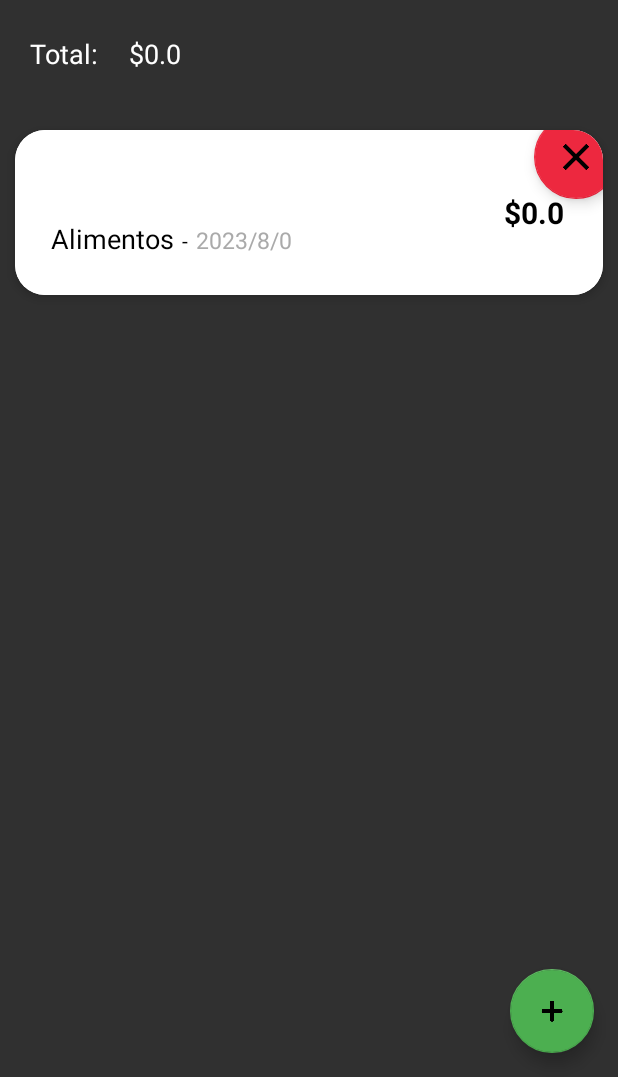
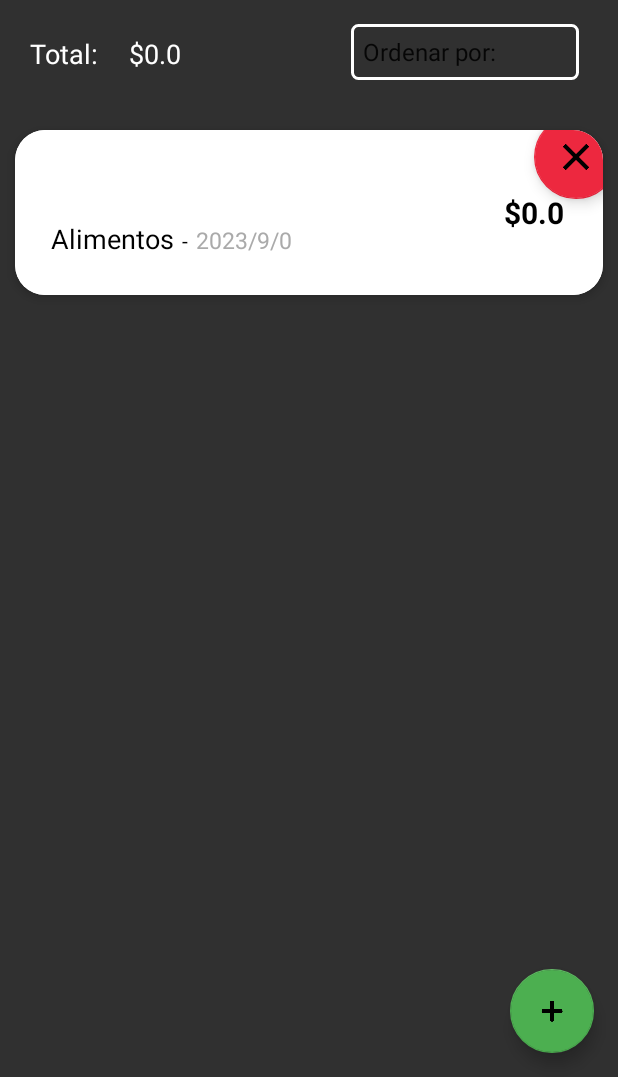
Before and after one commit to adrian411997/mygastos_app, an Android app: the MainActivity2 screen opened directly, with no data from a screen before it, after a tap on "AGREGAR", on a phone screen of 412 x 824 dp, the part 159-1236 px from its top. Run offline under Robolectric (Android 15) with nearby library versions, the phone set to English and light mode, and no system bars; our stand-ins replace navigation-ui; 2 statements that could not run were skipped.

```diff
--- a/app/src/main/java/com/projects/personals/mygastos/gastosList.java
+++ b/app/src/main/java/com/projects/personals/mygastos/gastosList.java
@@ -76,4 +76,17 @@ public class gastosList {
     public void setType(String type) {
         this.type = type;
     }
+    public int getMesInt() {
+        String[] meses = {"Enero", "Febrero", "Marzo", "Abril", "Mayo", "Junio", "Julio", "Agosto", "Septiembre", "Octubre", "Noviembre", "Diciembre"};
+        int mesInt = -1; // Valor predeterminado en caso de que no se encuentre el mes
+
+        for (int i = 0; i < meses.length; i++) {
+            if (meses[i].equalsIgnoreCase(mes)) {
+                mesInt = i + 1; // Sumar 1 porque los meses se cuentan desde 1 (enero) hasta 12 (diciembre)
+                break;
+            }
+        }
+
+        return mesInt;
+    }
 }
--- a/app/src/main/java/com/projects/personals/mygastos/ui/home/HomeFragment.java
+++ b/app/src/main/java/com/projects/personals/mygastos/ui/home/HomeFragment.java
@@ -42,6 +42,7 @@ public class HomeFragment extends Fragment {
         Context context = requireContext();
         databaseHelper = new DatabaseHelper(context);
         Spinner monthSpinner = root.findViewById(R.id.selectMonthsPanel);
+        Spinner orderSpinner = root.findViewById(R.id.orderSpinner);
         ArrayAdapter<CharSequence> adapter = ArrayAdapter.createFromResource(
                 context, R.array.months_array, android.R.layout.simple_spinner_item);
 
@@ -51,6 +52,14 @@ public class HomeFragment extends Fragment {
         // Aplicar el ArrayAdapter al Spinner
         monthSpinner.setAdapter(adapter);
 
+        ArrayAdapter<CharSequence> adapter2 = ArrayAdapter.createFromResource(
+                context, R.array.orders_array, android.R.layout.simple_spinner_item);
+
+        // Especificar el diseño para los elementos desplegables
+        adapter2.setDropDownViewResource(android.R.layout.simple_spinner_dropdown_item);
+
+        // Aplicar el ArrayAdapter al Spinner
+        orderSpinner.setAdapter(adapter2);
         // Obtener el mes actual
         Calendar calendar = Calendar.getInstance();
         int currentMonth = calendar.get(Calendar.MONTH);
@@ -59,7 +68,7 @@ public class HomeFragment extends Fragment {
         monthSpinner.setSelection(currentMonth);
 
         List<gastosList> listaGasto = databaseHelper.getGastosByMonth(monthSpinner.getSelectedItem().toString());
-        Log.d("MainActivity", "Número de elementos en la lista: " + listaGasto.size());
+
         RecyclerView recyclerView = root.findViewById(R.id.list);
         ListAdapter listAdapter = new ListAdapter(listaGasto, context);
         recyclerView.setLayoutManager(new LinearLayoutManager(context));
@@ -85,11 +94,45 @@ public class HomeFragment extends Fragment {
                 TextView totalMount = root.findViewById(R.id.totalAmount);
                 String total = String.valueOf(databaseHelper.calcularTotalGastosPorMes(monthSpinner.getSelectedItem().toString()));
                 totalMount.setText("$".concat(total));
+
+            }
+            @Override
+            public void onNothingSelected(AdapterView<?> parentView) {
+                // No hacer nada en este caso
+            }
+        });
+        orderSpinner.setOnItemSelectedListener(new AdapterView.OnItemSelectedListener() {
+            @Override
+            public void onItemSelected(AdapterView<?> parentView, View selectedItemView, int position, long id) {
+                String selectedMonth = monthSpinner.getSelectedItem().toString() ;
+                if(position == 1){
+                    String mountoOrder = Character.toLowerCase(parentView.getItemAtPosition(position).toString().charAt(0)) + parentView.getItemAtPosition(position).toString().substring(1);
+                    List<gastosList> gastosOrderedByMount = databaseHelper.orderGastosby(selectedMonth,mountoOrder);
+                    ListAdapter listAdapter = new ListAdapter(gastosOrderedByMount,context);
+                    recyclerView.setAdapter(listAdapter);
+                }else if(position == 2){
+                    String dayOrder = Character.toLowerCase(parentView.getItemAtPosition(position).toString().charAt(0)) + parentView.getItemAtPosition(position).toString().substring(1);
+                    List<gastosList> gastosOrderedByMount = databaseHelper.orderGastosby(selectedMonth,dayOrder);
+                    ListAdapter listAdapter = new ListAdapter(gastosOrderedByMount,context);
+                    recyclerView.setAdapter(listAdapter);
+                }else if(position ==3){
+                    String nameOrder ="name";
+                    List<gastosList> gastosOrderedByMount = databaseHelper.orderGastosby(selectedMonth,nameOrder);
+                    ListAdapter listAdapter = new ListAdapter(gastosOrderedByMount,context);
+                    recyclerView.setAdapter(listAdapter);
+                }else{
+                    List<gastosList> gastosBySelectedMonth = databaseHelper.getGastosByMonth(selectedMonth);
+                    //Log.d("HomeFragment", "Número de elementos en la lista filtrada: " + gastosBySelectedMonth.size());
+
+                    // Configurar el RecyclerView con los gastos filtrados
+                    ListAdapter listAdapter = new ListAdapter(gastosBySelectedMonth, context);
+                    recyclerView.setAdapter(listAdapter);
+                }
             }
 
             @Override
             public void onNothingSelected(AdapterView<?> parentView) {
-                // No hacer nada en este caso
+                // Manejar caso cuando no se selecciona nada
             }
         });
         return root;
--- a/app/src/main/res/layout/fragment_home.xml
+++ b/app/src/main/res/layout/fragment_home.xml
@@ -78,8 +78,20 @@
 
             android:textColor="@android:color/white"
             android:textSize="18sp" />
+
     </LinearLayout>
 
+    <Spinner
+        android:id="@+id/orderSpinner"
+        style="@style/SpinnerCombinedStyle"
+        android:layout_width="152dp"
+        android:layout_height="37dp"
+        android:layout_marginTop="16dp"
+        android:layout_marginEnd="24dp"
+        app:layout_constraintEnd_toEndOf="parent"
+        app:layout_constraintHorizontal_bias="0.978"
+        app:layout_constraintStart_toEndOf="@+id/linearLayout"
+        app:layout_constraintTop_toBottomOf="@+id/selectMonthsPanel" />
 
 
 </androidx.constraintlayout.widget.ConstraintLayout>
--- a/app/src/main/res/layout/list_element.xml
+++ b/app/src/main/res/layout/list_element.xml
@@ -7,6 +7,7 @@
     android:layout_height="wrap_content"
     app:cardCornerRadius = "20dp"
     app:cardElevation="4dp"
+
     app:cardUseCompatPadding="true"
 
     >
@@ -21,6 +22,7 @@
             android:layout_width="match_parent"
             android:layout_height="wrap_content"
             android:orientation="vertical"
+
             android:layout_marginVertical="25dp"
             android:layout_marginHorizontal="20dp"
 
--- /dev/null
+++ b/app/src/main/res/values/selectOrders.xml
@@ -0,0 +1,10 @@
+<?xml version="1.0" encoding="utf-8"?>
+<resources>
+    <string-array name="orders_array">
+        <item>Ordenar por:</item>
+        <item>Monto</item>
+        <item>Dia</item>
+        <item>Nombre</item>
+
+    </string-array>
+</resources>
```
Also changed, not shown: app/src/main/java/com/projects/personals/mygastos/DatabaseHelper.java (+49 -1 lines), app/src/main/java/com/projects/personals/mygastos/ListAdapter.java (+16 -6 lines).
